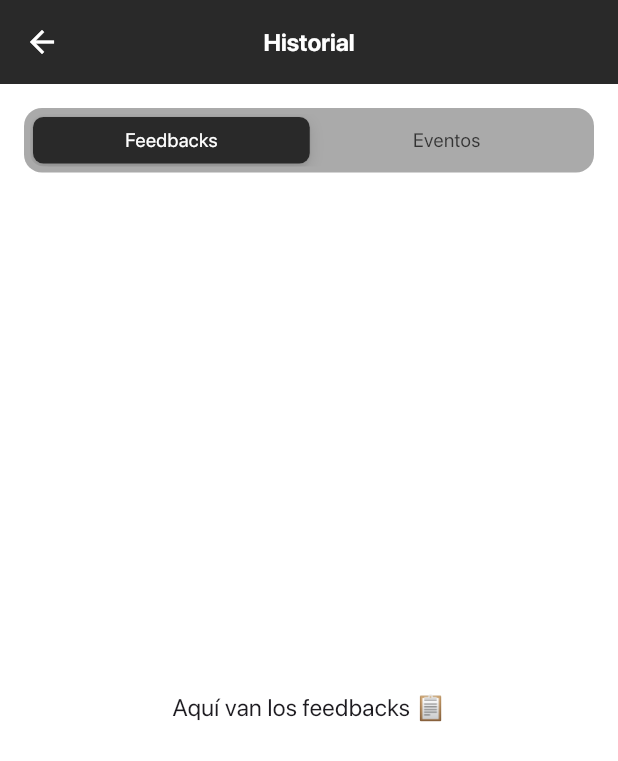
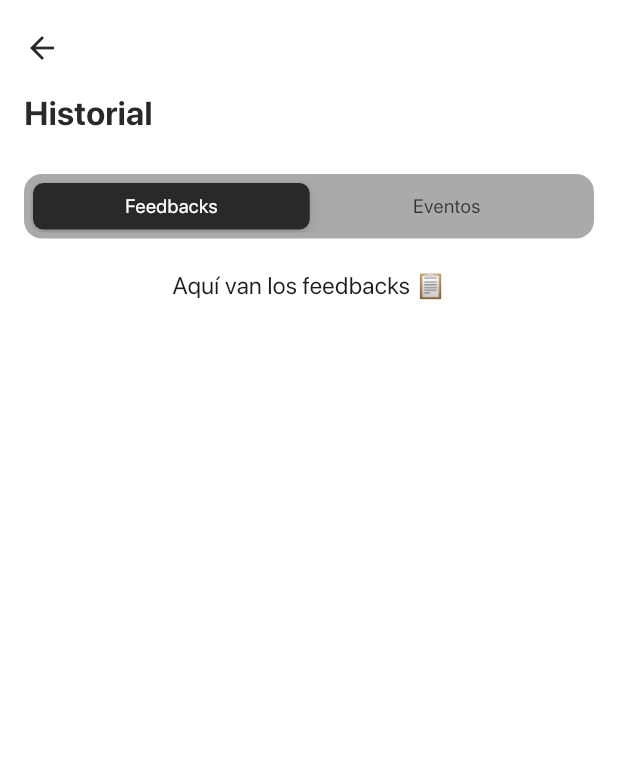
Before and after one commit to AntonyJDC/conference_app, a Flutter app: the ReviewsScreen screen opened by its route, on a phone screen of 412 x 824 dp. Shown: the top 761 px of the screen. Run offline on Flutter 3.47's test engine with Material 3 defaults, Android fonts, the phone set to English and light mode, and no system bars; our stand-ins replace flutter_svg, get, shared_preferences, sqflite, table_calendar, timezone; accounts and stored records are empty; project files that could hold a hidden picture were left out.

Commit message:
Refactor ReviewsScreen to use SliverAppBar and improve event display with timezone handling

```diff
--- a/lib/ui/pages/reviews/reviews_screen.dart
+++ b/lib/ui/pages/reviews/reviews_screen.dart
@@ -1,7 +1,11 @@
+import 'dart:ui';
 import 'package:conference_app/controllers/booked_events_controller.dart';
+import 'package:conference_app/ui/widgets/event_card.dart';
 import 'package:flutter/cupertino.dart';
 import 'package:flutter/material.dart';
 import 'package:get/get.dart';
+import 'package:timezone/data/latest.dart' as tz;
+import 'package:timezone/timezone.dart' as tz;
 
 class ReviewsScreen extends StatefulWidget {
   const ReviewsScreen({super.key});
@@ -13,40 +17,109 @@ class ReviewsScreen extends StatefulWidget {
 class _ReviewsScreenState extends State<ReviewsScreen> {
   final controller = Get.find<BookedEventsController>();
   String selectedSegment = 'feedbacks';
+  late final tz.Location _colombiaTZ;
+
+  @override
+  void initState() {
+    super.initState();
+    tz.initializeTimeZones();
+    _colombiaTZ = tz.getLocation('America/Bogota');
+  }
 
   @override
   Widget build(BuildContext context) {
-    final colorScheme = Theme.of(context).colorScheme;
+    final theme = Theme.of(context);
 
     return Scaffold(
-      appBar: AppBar(
-        backgroundColor: colorScheme.primary,
+      body: Obx(() {
+        final allBooked = controller.tasks;
+
+        final finishedEvents = allBooked.where((event) {
+          final eventDate = DateTime.parse(event.date);
+          final endParts = event.endTime.split(':');
+
+          final eventEnd = tz.TZDateTime(
+            _colombiaTZ,
+            eventDate.year,
+            eventDate.month,
+            eventDate.day,
+            int.parse(endParts[0]),
+            int.parse(endParts[1]),
+          );
+
+          return tz.TZDateTime.now(_colombiaTZ).isAfter(eventEnd);
+        }).toList()
+          ..sort((a, b) =>
+              DateTime.parse(b.date).compareTo(DateTime.parse(a.date)));
+
+        return CustomScrollView(
+          slivers: [
+            SliverAppBar.medium(
+              pinned: true,
+              expandedHeight: 100,
+              backgroundColor: theme.colorScheme.surface,
+              foregroundColor: theme.colorScheme.primary,
               centerTitle: true,
-        elevation: 0,
-        title: Text(
-          'Historial',
-          style: TextStyle(
-            color: colorScheme.onPrimary,
-            fontSize: 16,
-            fontWeight: FontWeight.w600,
+              flexibleSpace: LayoutBuilder(
+                builder: (context, constraints) {
+                  final collapsedHeight =
+                      64.0 + MediaQuery.of(context).padding.top;
+                  final bool isCollapsed =
+                      constraints.maxHeight <= collapsedHeight;
+
+                  return Stack(
+                    fit: StackFit.expand,
+                    children: [
+                      if (isCollapsed)
+                        ClipRect(
+                          child: BackdropFilter(
+                            filter:
+                                ImageFilter.blur(sigmaX: 35.0, sigmaY: 35.0),
+                            child: Container(
+                              color: theme.colorScheme.surface.withOpacity(0.1),
                             ),
                           ),
                         ),
-      body: Padding(
+                      Padding(
+                        padding: EdgeInsets.only(
+                          left: isCollapsed ? 0 : 16,
+                          bottom: 10,
+                        ),
+                        child: Align(
+                          alignment: isCollapsed
+                              ? Alignment.bottomCenter
+                              : Alignment.bottomLeft,
+                          child: Text(
+                            "Historial",
+                            style: TextStyle(
+                              fontSize: isCollapsed ? 14 : 22,
+                              fontWeight: FontWeight.w600,
+                              color: theme.colorScheme.primary,
+                            ),
+                          ),
+                        ),
+                      ),
+                    ],
+                  );
+                },
+              ),
+            ),
+            SliverToBoxAdapter(
+              child: Padding(
                 padding: const EdgeInsets.all(16),
                 child: Column(
                   children: [
                     Container(
                       padding: const EdgeInsets.all(4),
                       decoration: BoxDecoration(
-                color: colorScheme.outline,
+                        color: theme.colorScheme.outline,
                         borderRadius: BorderRadius.circular(12),
                       ),
                       child: SizedBox(
                         width: double.infinity,
                         child: CupertinoSlidingSegmentedControl<String>(
                           backgroundColor: Colors.transparent,
-                  thumbColor: colorScheme.primary,
+                          thumbColor: theme.colorScheme.primary,
                           groupValue: selectedSegment,
                           onValueChanged: (value) {
                             if (value != null) {
@@ -63,23 +136,36 @@ class _ReviewsScreenState extends State<ReviewsScreen> {
                       ),
                     ),
                     const SizedBox(height: 20),
-            Expanded(
-              child: Center(
-                child: Text(
-                  selectedSegment == 'feedbacks'
-                      ? 'Aquí van los feedbacks 📋'
-                      : 'Aquí van los eventos finalizados ✅',
-                  style: const TextStyle(fontSize: 16),
+                    if (selectedSegment == 'feedbacks')
+                      const Text('Aquí van los feedbacks 📋',
+                          style: TextStyle(fontSize: 16))
+                    else if (finishedEvents.isEmpty)
+                      const Text("No tienes eventos finalizados aún.",
+                          style: TextStyle(fontSize: 16))
+                    else
+                      Column(
+                        children: finishedEvents
+                            .map((event) => Padding(
+                                  padding:
+                                      const EdgeInsets.symmetric(vertical: 8.0),
+                                  child: EventCard(
+                                    event: event,
+                                    showDate: true,
+                                    showFavorite: false,
                                   ),
+                                ))
+                            .toList(),
                       ),
-            )
                   ],
                 ),
               ),
+            ),
+          ],
+        );
+      }),
     );
   }
 
-  /// Widget helper para que cada segmento tenga mismo ancho y se centre
   Widget _buildSegment(String text, {required bool selected}) {
     return Padding(
       padding: const EdgeInsets.all(6),
@@ -91,8 +177,8 @@ class _ReviewsScreenState extends State<ReviewsScreen> {
             color: selected
                 ? Colors.white
                 : Theme.of(context).brightness == Brightness.dark
-                    ? Colors.white.withValues(alpha: 0.7)
-                    : Colors.black.withValues(alpha: 0.7),
+                    ? Colors.white.withOpacity(0.7)
+                    : Colors.black.withOpacity(0.7),
           ),
         ),
       ),
```
Lines whose indentation alone changed are shown as unchanged.
